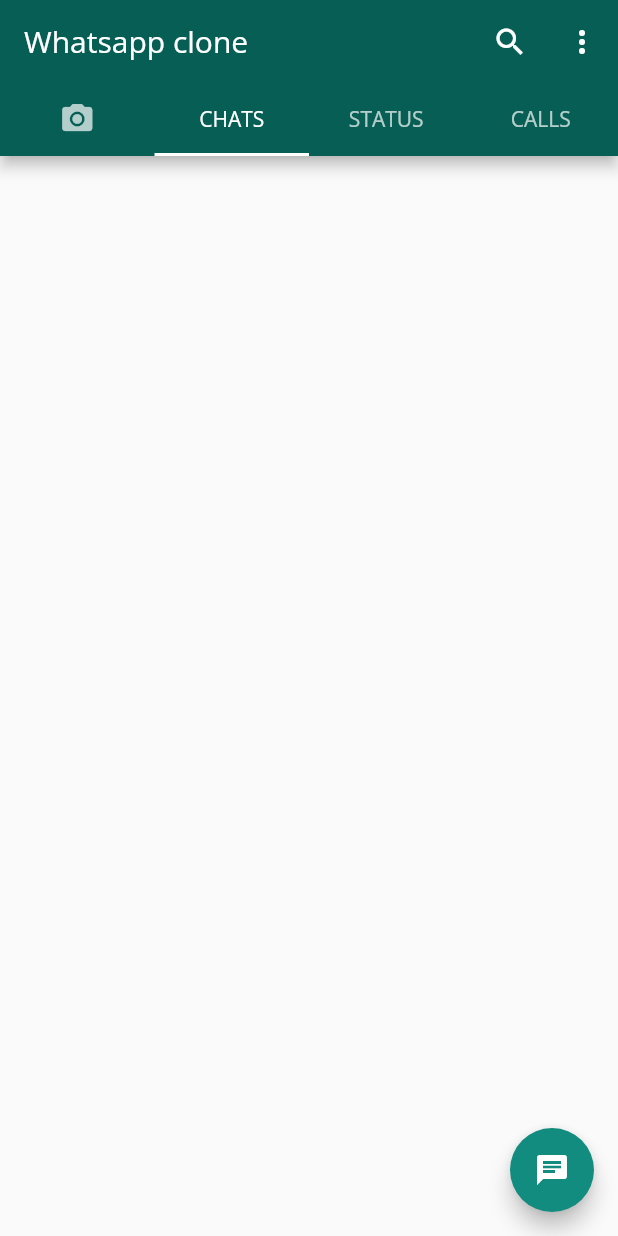
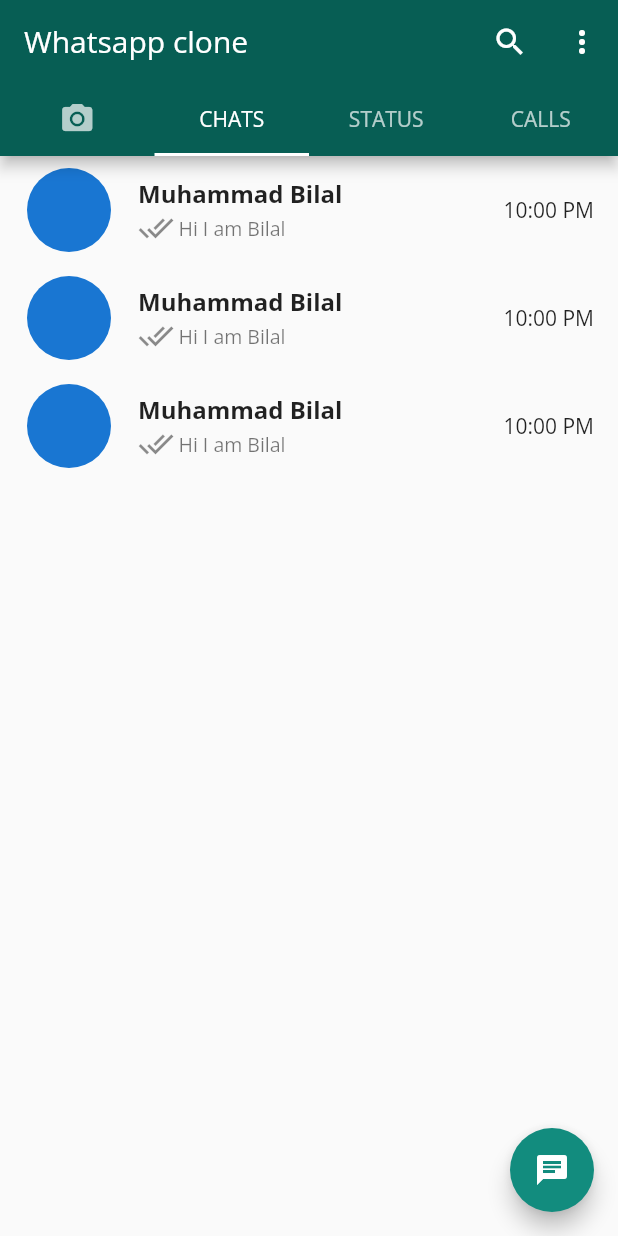
Before and after one commit to bilalpirzada/flutter_whatsapp_clone, a Flutter app: the screen it shows after launch, on a phone screen of 412 x 824 dp. Run offline on Flutter 3.47's test engine with Material 2 defaults, Android fonts, the phone set to English and light mode, and no system bars.

Commit message:
ListView in Chat page with custom chat card

```diff
--- /dev/null
+++ b/lib/CustomUI/CustomChatCard.dart
@@ -0,0 +1,29 @@
+import 'package:flutter/material.dart';
+
+class CustomChatCard extends StatelessWidget {
+  const CustomChatCard({Key? key}) : super(key: key);
+
+  @override
+  Widget build(BuildContext context) {
+    return ListTile(
+      leading: CircleAvatar(
+        radius: 30,
+      ),
+      trailing: Text("10:00 PM"),
+      title: Text(
+        "Muhammad Bilal",
+        style: TextStyle(fontWeight: FontWeight.bold, fontSize: 16),
+      ),
+      subtitle: Row(children: [
+        Icon(Icons.done_all),
+        SizedBox(
+          width: 3,
+        ),
+        Text(
+          "Hi I am Bilal",
+          style: TextStyle(fontSize: 13),
+        )
+      ]),
+    );
+  }
+}
--- a/lib/Pages/ChatPage.dart
+++ b/lib/Pages/ChatPage.dart
@@ -1,4 +1,5 @@
 import 'package:flutter/material.dart';
+import 'package:flutter_whatsapp_clone/CustomUI/CustomChatCard.dart';
 
 class ChatPage extends StatefulWidget {
   const ChatPage({Key? key}) : super(key: key);
@@ -15,6 +16,11 @@ class _ChatPageState extends State<ChatPage> {
         onPressed: () {},
         child: Icon(Icons.chat),
       ),
+      body: ListView(children: [
+        CustomChatCard(),
+        CustomChatCard(),
+        CustomChatCard(),
+      ]),
     );
   }
 }
```
